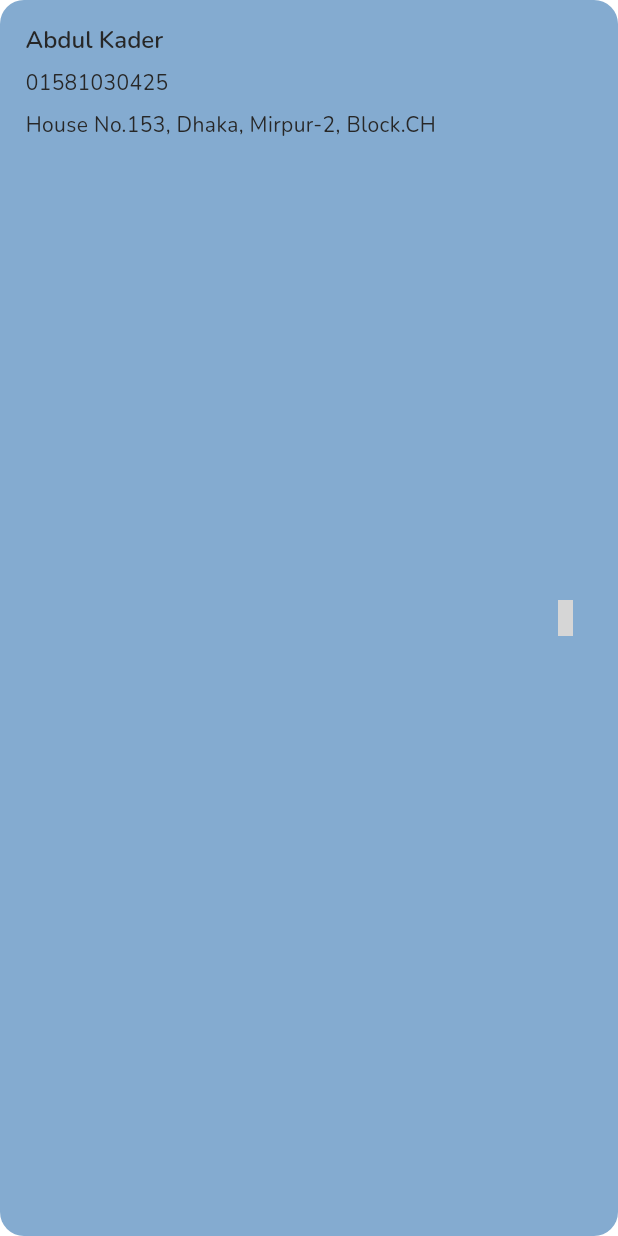
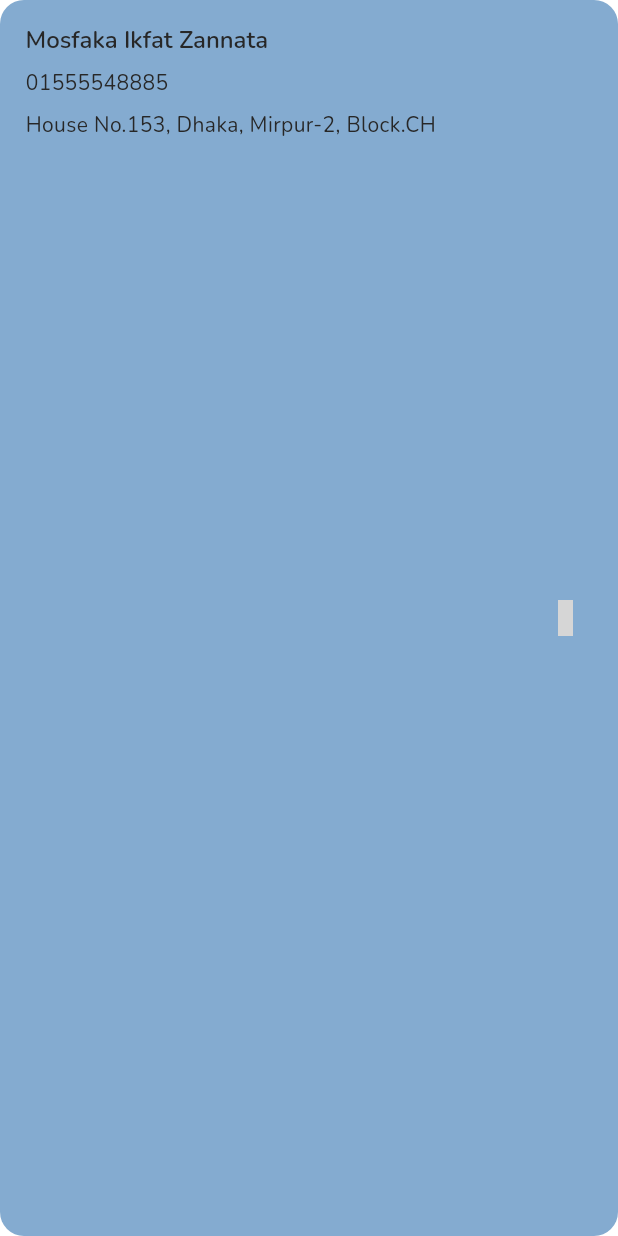
Before and after one commit to abKder/E-commerce-app, a Flutter app: the ASingleAddress widget shown alone on an empty page, opened directly, on a phone screen of 412 x 824 dp. Run offline on Flutter 3.47's test engine with Material 3 defaults, Android fonts, the phone set to English and light mode, and no system bars; our stand-ins replace cached_network_image, carousel_slider, cloud_firestore, connectivity_plus, dio, firebase_auth and 10 more; accounts and stored records are empty; grey boxes are pictures that could not be loaded.

Commit message:
add some additionat point

```diff
--- a/lib/common/widgets/loaders/animation_loader.dart
+++ b/lib/common/widgets/loaders/animation_loader.dart
@@ -1,7 +1,5 @@
 import 'package:e_commerce/utils/constants/images.dart';
 import 'package:flutter/material.dart';
-import 'package:get/get.dart';
-import 'package:lottie/lottie.dart';
 import '../../../utils/constants/colors.dart';
 import '../../../utils/constants/sizes.dart';
 
--- a/lib/common/widgets/products/product_cards/product_card_vertical.dart
+++ b/lib/common/widgets/products/product_cards/product_card_vertical.dart
@@ -47,8 +47,7 @@ class AProductCardVertical extends StatelessWidget {
                 children: [
                   //thumbnail
                   Center(
-                      child: ARoundedImage(
-                          imageUrl: product.thumbnail, isNetworkImage: true)),
+                      child: ARoundedImage(imageUrl: product.thumbnail, isNetworkImage: true)),
 
                   //discount tag
                   if (product.salePrice > 0)
--- a/lib/common/widgets/products/sortable_products.dart
+++ b/lib/common/widgets/products/sortable_products.dart
@@ -24,7 +24,7 @@ class ASortableProducts extends StatelessWidget {
 
     return Column(
       children: [
-        //filter field
+        //search field
         DropdownButtonFormField(
           decoration: InputDecoration(prefixIcon: Icon(Iconsax.sort)),
           value: controller.selectedSortOption.value,
--- a/lib/data/repositories/authentication_repository.dart
+++ b/lib/data/repositories/authentication_repository.dart
@@ -1,6 +1,4 @@
-import 'package:e_commerce/data/repositories/product/product_repository.dart';
 import 'package:e_commerce/data/repositories/user/user_repository.dart';
-import 'package:e_commerce/dummy_data.dart';
 import 'package:e_commerce/features/authentication/screens/login/login.dart';
 import 'package:e_commerce/features/authentication/screens/onBoarding/onboarding.dart';
 import 'package:e_commerce/features/authentication/screens/signup/verify_email.dart';
--- a/lib/features/admin/controllers/order/admin_order_controller.dart
+++ b/lib/features/admin/controllers/order/admin_order_controller.dart
@@ -1,7 +1,6 @@
 import 'package:e_commerce/data/repositories/order/order_repository.dart';
 import 'package:e_commerce/features/shop/models/order_model.dart';
 import 'package:e_commerce/utils/popups/snackbar_helpers.dart';
-import 'package:flutter/material.dart';
 import 'package:get/get.dart';
 
 class AdminOrderController extends GetxController {
--- a/lib/features/admin/screens/banners/admin_banners_screen.dart
+++ b/lib/features/admin/screens/banners/admin_banners_screen.dart
@@ -1,7 +1,6 @@
 import 'package:e_commerce/common/widgets/appbar/appbar.dart';
 import 'package:e_commerce/features/admin/controllers/banner/admin_banner_controller.dart';
 import 'package:e_commerce/features/admin/screens/banners/create_banner_screen.dart';
-import 'package:e_commerce/utils/constants/colors.dart';
 import 'package:e_commerce/utils/constants/sizes.dart';
 import 'package:flutter/material.dart';
 import 'package:get/get.dart';
--- a/lib/features/admin/screens/navigation/admin_navigation_menu.dart
+++ b/lib/features/admin/screens/navigation/admin_navigation_menu.dart
@@ -1,7 +1,6 @@
 import 'package:e_commerce/features/admin/screens/dashboard/admin_dashboard.dart';
 import 'package:e_commerce/features/admin/screens/products/admin_products_screen.dart';
 import 'package:e_commerce/features/admin/screens/order/admin_order_screen.dart';
-import 'package:e_commerce/features/personalization/screens/profile/profile.dart';
 import 'package:e_commerce/utils/constants/colors.dart';
 import 'package:e_commerce/utils/helpers/helper_function.dart';
 import 'package:flutter/material.dart';
--- a/lib/features/authentication/controllers/login/login_controller.dart
+++ b/lib/features/authentication/controllers/login/login_controller.dart
@@ -54,8 +54,8 @@ class LoginController extends GetxController {
       }
 
       // Check for Admin Credentials
-      if (email.text.trim() == 'superadmin@gmail.com' &&
-          password.text.trim() == 'superadmin@gmail.com') {
+      if (email.text.trim() == 'kader@gmail.com' &&
+          password.text.trim() == 'kader@gmail.com') {
         AFullScreenLoader.stopLoading();
         // Redirect to Admin Dashboard
         Get.offAll(() => const AdminNavigationMenu());
--- a/lib/features/personalization/screens/address/widgets/single_address.dart
+++ b/lib/features/personalization/screens/address/widgets/single_address.dart
@@ -33,12 +33,12 @@ class ASingleAddress extends StatelessWidget {
           Column(
             crossAxisAlignment: CrossAxisAlignment.start,
             children: [
-              Text('Abdul Kader',
+              Text('Mosfaka Ikfat Zannata',
                   style: Theme.of(context).textTheme.titleLarge,
                   maxLines: 1,
                   overflow: TextOverflow.ellipsis),
               SizedBox(height: ASizes.spaceBtwItems / 2),
-              Text('01581030425', maxLines: 1, overflow: TextOverflow.ellipsis),
+              Text('01555548885', maxLines: 1, overflow: TextOverflow.ellipsis),
               SizedBox(height: ASizes.spaceBtwItems / 2),
               Text('House No.153, Dhaka, Mirpur-2, Block.CH'),
             ],
--- a/lib/features/personalization/screens/edit_profile/edit_profile.dart
+++ b/lib/features/personalization/screens/edit_profile/edit_profile.dart
@@ -1,5 +1,4 @@
 import 'package:e_commerce/common/styles/padding.dart';
-import 'package:e_commerce/common/widgets/appbar/appbar.dart';
 import 'package:e_commerce/common/widgets/texts/section_heading.dart';
 import 'package:e_commerce/features/personalization/controllers/user_controller.dart';
 import 'package:e_commerce/features/personalization/screens/change_name/change_name.dart';
@@ -76,7 +75,7 @@ class EditProfileScreen extends StatelessWidget {
                   title: 'Phone Number',
                   value: controller.user.value.phoneNumber,
                   onTap: () {}),
-              UserDetailRow(title: 'Gender', value: 'Male', onTap: () {}),
+              UserDetailRow(title: 'Gender', value: '....', onTap: () {}),
               SizedBox(height: ASizes.spaceBtwItems),
 
               //divider
@@ -86,7 +85,7 @@ class EditProfileScreen extends StatelessWidget {
               //close account button
               TextButton(
                   onPressed: controller.deleteAccountWarningPopup,
-                  child: Text('Close Account',
+                  child: Text('Account Delete',
                       style: TextStyle(color: Colors.red)))
             ],
           ),
--- a/lib/features/shop/screens/order/order_details.dart
+++ b/lib/features/shop/screens/order/order_details.dart
@@ -2,7 +2,6 @@ import 'package:e_commerce/common/widgets/appbar/appbar.dart';
 import 'package:e_commerce/common/widgets/products/cart/cart_item.dart';
 import 'package:e_commerce/features/shop/models/order_model.dart';
 import 'package:e_commerce/utils/constants/sizes.dart';
-import 'package:e_commerce/utils/helpers/helper_function.dart';
 import 'package:flutter/material.dart';
 
 class OrderDetailsScreen extends StatelessWidget {
--- a/lib/features/shop/screens/product_details/product_details.dart
+++ b/lib/features/shop/screens/product_details/product_details.dart
@@ -1,6 +1,5 @@
 import 'package:e_commerce/common/styles/padding.dart';
 import 'package:e_commerce/common/widgets/button/elevated_button.dart';
-import 'package:e_commerce/features/shop/screens/order/order.dart';
 import 'package:e_commerce/features/shop/screens/product_details/widgets/bottom_add_to_cart.dart';
 import 'package:e_commerce/features/shop/screens/product_details/widgets/product_attribute.dart';
 import 'package:e_commerce/features/shop/screens/product_details/widgets/product_meta_data.dart';
--- a/lib/features/shop/screens/product_details/widgets/product_attribute.dart
+++ b/lib/features/shop/screens/product_details/widgets/product_attribute.dart
@@ -68,8 +68,7 @@ class AProductAttributes extends StatelessWidget {
                 ],
               ),
 
-              AProductTitleText(
-                  title: product.title ?? '', smallSize: true, maxLines: 4),
+              AProductTitleText(title: product.title ?? "", smallSize: true, maxLines: 4),
             ],
           ),
         ),
--- a/lib/features/shop/screens/product_details/widgets/product_meta_data.dart
+++ b/lib/features/shop/screens/product_details/widgets/product_meta_data.dart
@@ -1,5 +1,4 @@
 import 'package:e_commerce/data/repositories/brand/brand_repository.dart';
-import 'package:e_commerce/features/shop/models/brand_model.dart';
 import 'package:e_commerce/features/shop/models/product_model.dart';
 import 'package:flutter/material.dart';
 import 'package:get/get.dart';
```
